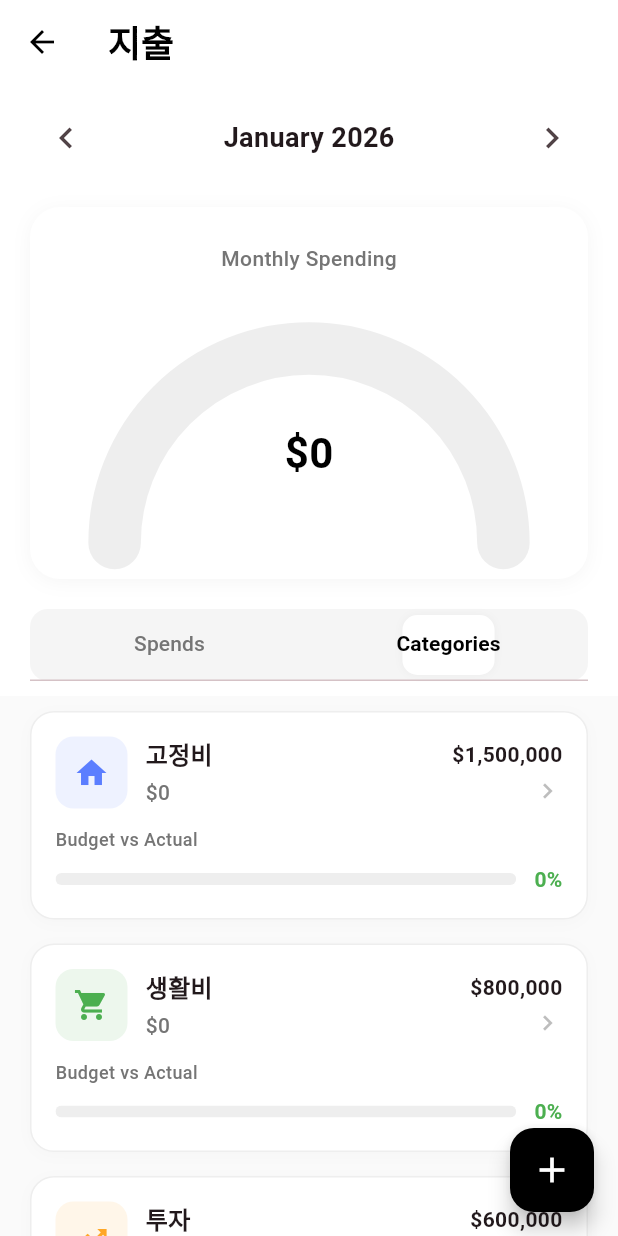
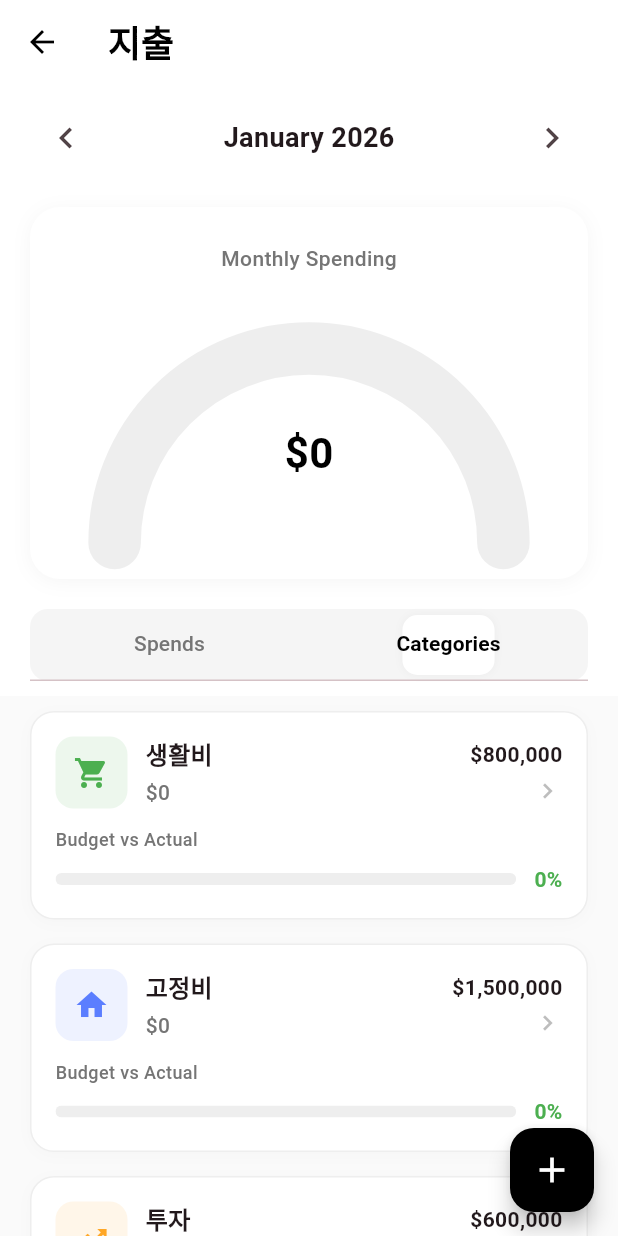
Before and after one commit to MiracleMoney/SYLSYM, a Flutter app: the SpendingScreen screen opened directly, tab 2 chosen, on a phone screen of 412 x 824 dp. Run offline on Flutter 3.47's test engine with Material 3 defaults, Android fonts, the phone set to English and light mode, and no system bars; our stand-ins replace cloud_firestore, firebase_auth, firebase_core, firebase_crashlytics, google_fonts, google_sign_in and 2 more; accounts and stored records are empty; Roboto replaces fonts that are missing (Gmarket_sans); statements that could not run were skipped.

Commit message:
가계부 추가지출 한글로 변경중

```diff
--- a/lib/features/spending/data/constants/expense_category.dart
+++ b/lib/features/spending/data/constants/expense_category.dart
@@ -2,23 +2,6 @@ import 'package:flutter/material.dart';
 
 // 지출 카테고리
 class ExpenseCategory {
-  // 고정비 카테고리
-  static const fixedExpenses = 'FixedExpenses';
-  static const fixedExpensesSubcategories = {
-    'CarInsurance': 'Car Insurance',
-    'CarLoan': 'Car Loan',
-    'HealthInsurance': 'Health Insurance',
-    'ManagementFee': 'Management Fee',
-    'MobileBill': 'Mobile Bill',
-    'RentLease': 'Rent/Lease',
-    'Transportation': 'Transportation',
-    'Utilities': 'Utilities',
-    'CreditLoan': 'Credit Loan',
-    'JeonseLoan': 'Jeonse Loan',
-    'Mortgage': 'Mortgage',
-    'Other': 'Other',
-  };
-
   // 생활비 카테고리
   static const livingExpenses = 'LivingExpenses';
   static const livingExpensesSubcategories = {
@@ -32,6 +15,24 @@ class ExpenseCategory {
     'Gathering': 'Gathering',
     'Groceries': 'Groceries',
     'Shoes': 'Shoes',
+  };
+
+  // 고정비 카테고리
+  static const fixedExpenses = 'FixedExpenses';
+  static const fixedExpensesSubcategories = {
+    'HealthInsurance': '보험',
+    'MobileBill': '통신비',
+    'Transportation': '대중교통',
+    'CarLoan': '자동차 할부',
+    'CarInsurance': '자동차 보험',
+    'GasOil': '주유',
+    'RentLease': '월세',
+    'Utilities': '공과금',
+    'ManagementFee': '관리비',
+    'CreditLoan': '신용 대출',
+    'JeonseLoan': '전세 대출',
+    'Mortgage': '주택 담보 대출',
+    'Other': '기타',
   };
 
   // 투자 카테고리
@@ -63,16 +64,16 @@ class ExpenseCategory {
 
   // 모든 카테고리
   static const allCategories = [
+    'LivingExpenses',
     'FixedExpenses',
-    'LivingExpenses',
     'InvestmentExpenses',
     'SavingExpenses',
     'InterestExpenses',
   ];
 
   static const categoryLabels = {
+    'LivingExpenses': '생활비',
     'FixedExpenses': '고정비',
-    'LivingExpenses': '생활비',
     'InvestmentExpenses': '투자',
     'SavingExpenses': '저축',
     'InterestExpenses': '이자',
```
